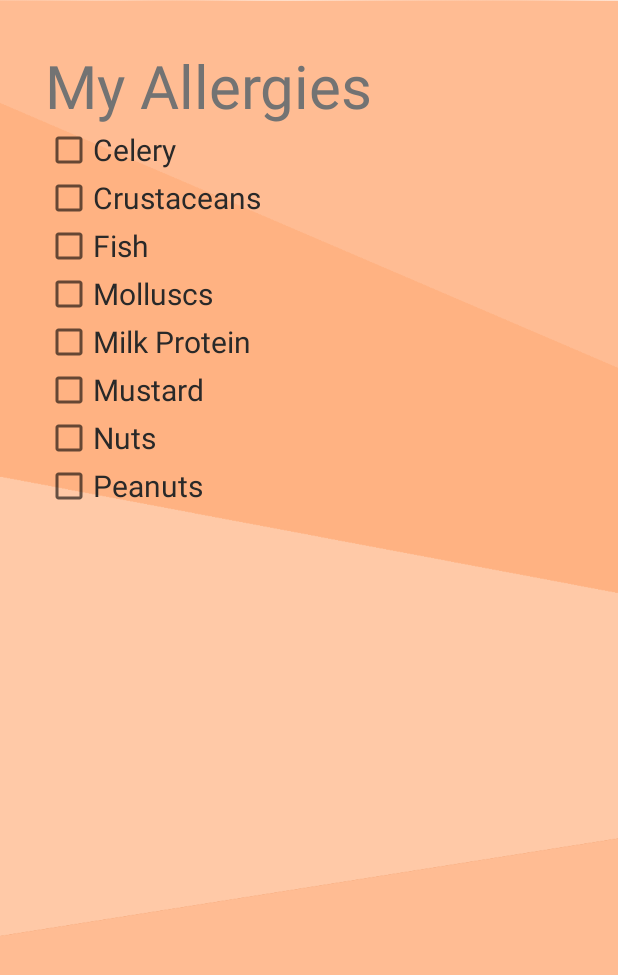
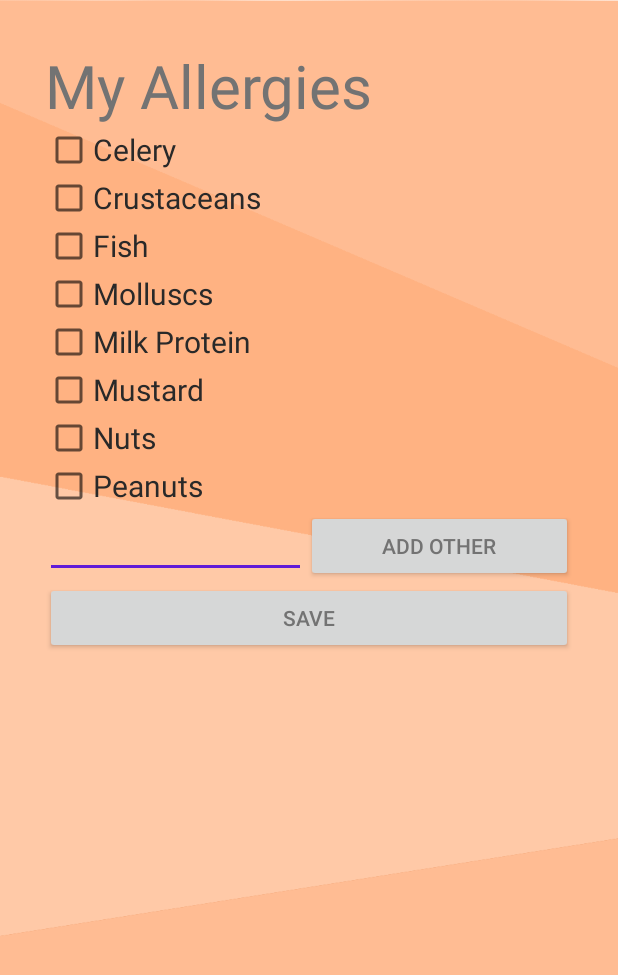
Before and after one commit to Menuing/menuing-android, an Android app: the layout activity_allergies.xml on its own in the app's theme, with its tools: preview values and no code run, on a phone screen of 412 x 824 dp. Shown: the top 975 px of the screen. Run offline under Robolectric (Android 15) with nearby library versions, the phone set to English and light mode, and no system bars.

Commit message:
Add othhers button

```diff
--- a/app/src/main/res/layout/activity_allergies.xml
+++ b/app/src/main/res/layout/activity_allergies.xml
@@ -15,6 +15,7 @@
         android:layout_weight="2">
 
         <LinearLayout
+            android:id="@+id/allergiesLayout"
             android:layout_width="match_parent"
             android:layout_height="match_parent"
             android:layout_margin="30dp"
@@ -23,7 +24,7 @@
             android:visibility="visible">
 
             <TextView
-                android:id="@+id/AllergiesTittle"
+                android:id="@+id/allergiesTittle"
                 style="@style/SubTittle"
                 android:layout_width="match_parent"
                 android:layout_height="wrap_content"
@@ -81,12 +82,47 @@
 
             <CheckBox
                 android:id="@+id/allergy8"
+                style="@style/SmallText"
                 android:layout_width="match_parent"
                 android:layout_height="wrap_content"
-                android:text="@string/peanuts"
-                style="@style/SmallText"/>
+                android:checked="false"
+                android:text="@string/peanuts" />
+            <LinearLayout
+                android:id="@+id/othersLayout"
+                android:layout_width="match_parent"
+                android:layout_height="wrap_content"
+                android:orientation="vertical"
+                android:background="@android:color/transparent"
+                android:visibility="visible">
+
+            </LinearLayout>
+            <LinearLayout
+                android:layout_width="match_parent"
+                android:layout_height="wrap_content"
+                android:orientation="horizontal"
+                android:background="@android:color/transparent"
+                android:visibility="visible">
+                <EditText
+                    android:id="@+id/otherText"
+                    android:digits="abcdefghijklmnopqrstuvwxyzABCDEFGHIJKLMNOPQRSTUVWXYZ "
+                    android:layout_width="wrap_content"
+                    android:layout_height="wrap_content"
+                    android:layout_weight="2"/>
+                <Button
+                    android:id="@+id/allergies_other"
+                    android:layout_width="wrap_content"
+                    android:layout_height="wrap_content"
+                    android:layout_weight="1"
+                    android:text="@string/other"
+                    android:onClick="onClickOther"/>
+            </LinearLayout>
+
+            <Button
+                android:id="@+id/button2"
+                android:layout_width="match_parent"
+                android:layout_height="wrap_content"
+                android:text="@string/save" />
         </LinearLayout>
-
 
     </LinearLayout>
 
--- a/app/src/main/res/values/strings.xml
+++ b/app/src/main/res/values/strings.xml
@@ -15,7 +15,7 @@
     <string name="pGustos_MyTastes">My tastes</string>
 
     <!-- Altres -->
-    <string name="other">Other</string>
+    <string name="other">Add other</string>
     <string name="save">Save</string>
     <string name="X">X</string>
 
```
Also changed, not shown: app/src/main/java/com/example/mrg20/menuing_android/AllergiesActivity.java (+47 -2 lines).
